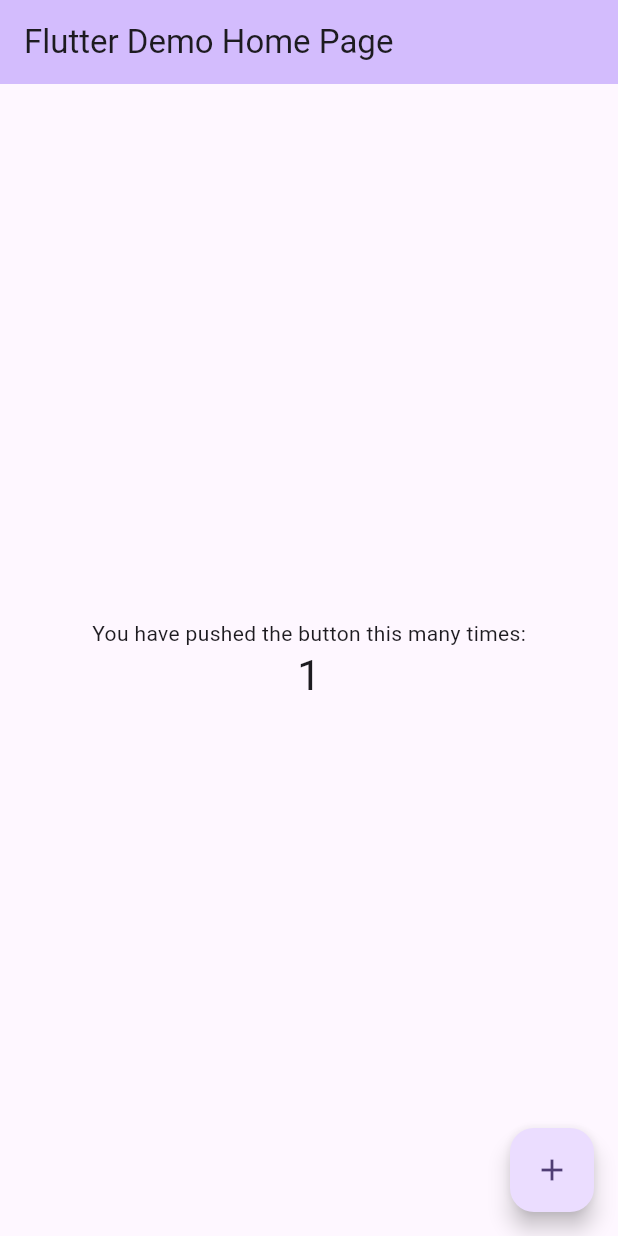
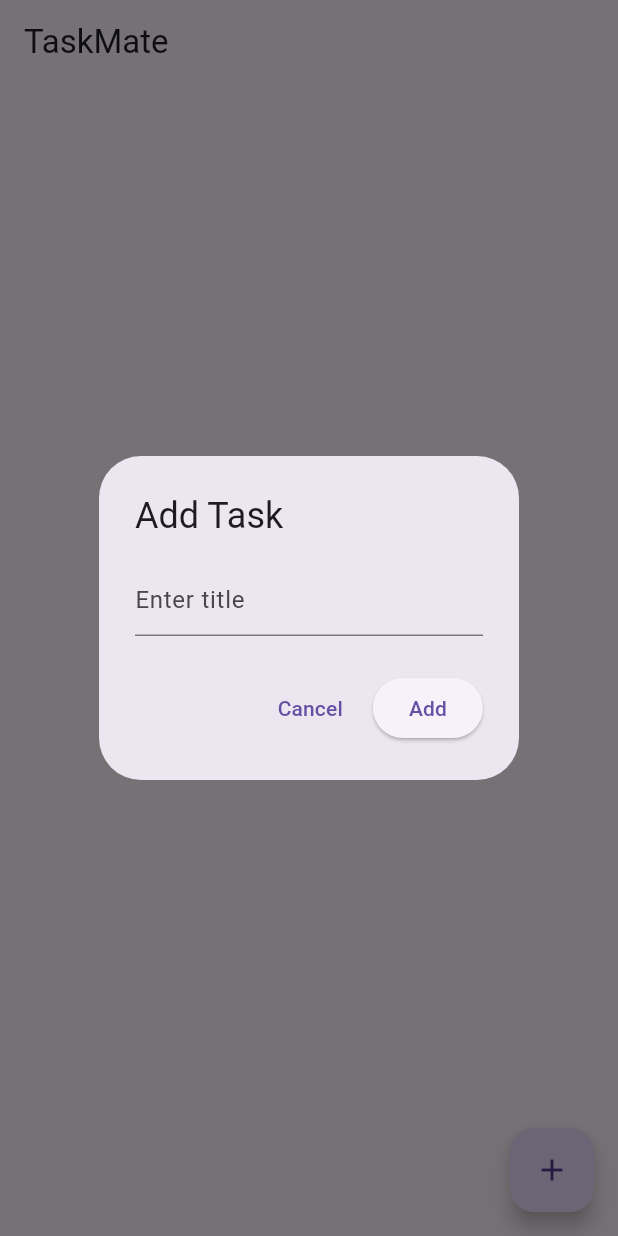
Before and after one commit to ArielChambaz/TaskMate, a Flutter app: the screen it shows after launch, after a tap on the "add" icon, on a phone screen of 412 x 824 dp. Run offline on Flutter 3.47's test engine with Material 3 defaults, Android fonts, the phone set to English and light mode, and no system bars.

Commit message:
(+) Add CRUD and task card

```diff
--- a/taskmate/lib/main.dart
+++ b/taskmate/lib/main.dart
@@ -1,122 +1,20 @@
 import 'package:flutter/material.dart';
+import 'screens/home_screen.dart';
 
 void main() {
-  runApp(const MyApp());
+  runApp(const TaskMate());
 }
 
-class MyApp extends StatelessWidget {
-  const MyApp({super.key});
+class TaskMate extends StatelessWidget {
+  const TaskMate({Key? key}) : super(key: key);
 
-  // This widget is the root of your application.
   @override
   Widget build(BuildContext context) {
     return MaterialApp(
-      title: 'Flutter Demo',
-      theme: ThemeData(
-        // This is the theme of your application.
-        //
-        // TRY THIS: Try running your application with "flutter run". You'll see
-        // the application has a purple toolbar. Then, without quitting the app,
-        // try changing the seedColor in the colorScheme below to Colors.green
-        // and then invoke "hot reload" (save your changes or press the "hot
-        // reload" button in a Flutter-supported IDE, or press "r" if you used
-        // the command line to start the app).
-        //
-        // Notice that the counter didn't reset back to zero; the application
-        // state is not lost during the reload. To reset the state, use hot
-        // restart instead.
-        //
-        // This works for code too, not just values: Most code changes can be
-        // tested with just a hot reload.
-        colorScheme: ColorScheme.fromSeed(seedColor: Colors.deepPurple),
-      ),
-      home: const MyHomePage(title: 'Flutter Demo Home Page'),
+      debugShowCheckedModeBanner: false,
+      title: 'TaskMate',
+      theme: ThemeData(primarySwatch: Colors.blue),
+      home: const HomeScreen(),
     );
   }
 }
-
-class MyHomePage extends StatefulWidget {
-  const MyHomePage({super.key, required this.title});
-
-  // This widget is the home page of your application. It is stateful, meaning
-  // that it has a State object (defined below) that contains fields that affect
-  // how it looks.
-
-  // This class is the configuration for the state. It holds the values (in this
-  // case the title) provided by the parent (in this case the App widget) and
-  // used by the build method of the State. Fields in a Widget subclass are
-  // always marked "final".
-
-  final String title;
-
-  @override
-  State<MyHomePage> createState() => _MyHomePageState();
-}
-
-class _MyHomePageState extends State<MyHomePage> {
-  int _counter = 0;
-
-  void _incrementCounter() {
-    setState(() {
-      // This call to setState tells the Flutter framework that something has
-      // changed in this State, which causes it to rerun the build method below
-      // so that the display can reflect the updated values. If we changed
-      // _counter without calling setState(), then the build method would not be
-      // called again, and so nothing would appear to happen.
-      _counter++;
-    });
-  }
-
-  @override
-  Widget build(BuildContext context) {
-    // This method is rerun every time setState is called, for instance as done
-    // by the _incrementCounter method above.
-    //
-    // The Flutter framework has been optimized to make rerunning build methods
-    // fast, so that you can just rebuild anything that needs updating rather
-    // than having to individually change instances of widgets.
-    return Scaffold(
-      appBar: AppBar(
-        // TRY THIS: Try changing the color here to a specific color (to
-        // Colors.amber, perhaps?) and trigger a hot reload to see the AppBar
-        // change color while the other colors stay the same.
-        backgroundColor: Theme.of(context).colorScheme.inversePrimary,
-        // Here we take the value from the MyHomePage object that was created by
-        // the App.build method, and use it to set our appbar title.
-        title: Text(widget.title),
-      ),
-      body: Center(
-        // Center is a layout widget. It takes a single child and positions it
-        // in the middle of the parent.
-        child: Column(
-          // Column is also a layout widget. It takes a list of children and
-          // arranges them vertically. By default, it sizes itself to fit its
-          // children horizontally, and tries to be as tall as its parent.
-          //
-          // Column has various properties to control how it sizes itself and
-          // how it positions its children. Here we use mainAxisAlignment to
-          // center the children vertically; the main axis here is the vertical
-          // axis because Columns are vertical (the cross axis would be
-          // horizontal).
-          //
-          // TRY THIS: Invoke "debug painting" (choose the "Toggle Debug Paint"
-          // action in the IDE, or press "p" in the console), to see the
-          // wireframe for each widget.
-          mainAxisAlignment: MainAxisAlignment.center,
-          children: <Widget>[
-            const Text('You have pushed the button this many times:'),
-            Text(
-              '$_counter',
-              style: Theme.of(context).textTheme.headlineMedium,
-            ),
-          ],
-        ),
-      ),
-      floatingActionButton: FloatingActionButton(
-        onPressed: _incrementCounter,
-        tooltip: 'Increment',
-        child: const Icon(Icons.add),
-      ), // This trailing comma makes auto-formatting nicer for build methods.
-    );
-  }
-}
--- /dev/null
+++ b/taskmate/lib/models/task.dart
@@ -0,0 +1,6 @@
+class Task {
+  String title;
+  bool isCompleted;
+
+  Task({required this.title, this.isCompleted = false});
+}
--- /dev/null
+++ b/taskmate/lib/screens/home_screen.dart
@@ -0,0 +1,117 @@
+import 'package:flutter/material.dart';
+import '../models/task.dart';
+import '../widgets/task_card.dart';
+
+class HomeScreen extends StatefulWidget {
+  const HomeScreen({Key? key}) : super(key: key);
+
+  @override
+  _HomeScreenState createState() => _HomeScreenState();
+}
+
+class _HomeScreenState extends State<HomeScreen> {
+  final List<Task> _tasks = [];
+
+  void _addTask(String title) {
+    setState(() {
+      _tasks.add(Task(title: title));
+    });
+  }
+
+  void _editTask(int index) {
+    final TextEditingController _controller =
+        TextEditingController(text: _tasks[index].title);
+
+    showDialog(
+      context: context,
+      builder: (context) => AlertDialog(
+        title: const Text("Edit Task"),
+        content: TextField(
+          controller: _controller,
+          decoration: const InputDecoration(hintText: "Enter title"),
+        ),
+        actions: [
+          TextButton(
+            onPressed: () => Navigator.pop(context),
+            child: const Text("Cancel"),
+          ),
+          ElevatedButton(
+            onPressed: () {
+              if (_controller.text.isNotEmpty) {
+                setState(() {
+                  _tasks[index].title = _controller.text;
+                });
+                Navigator.pop(context);
+              }
+            },
+            child: const Text("Save"),
+          ),
+        ],
+      ),
+    );
+  }
+
+  void _toggleTask(int index) {
+    setState(() {
+      _tasks[index].isCompleted = !_tasks[index].isCompleted;
+    });
+  }
+
+  void _deleteTask(int index) {
+    setState(() {
+      _tasks.removeAt(index);
+    });
+  }
+
+  void _showAddTaskDialog() {
+    final TextEditingController _controller = TextEditingController();
+
+    showDialog(
+      context: context,
+      builder: (context) => AlertDialog(
+        title: const Text("Add Task"),
+        content: TextField(
+          controller: _controller,
+          decoration: const InputDecoration(hintText: "Enter title"),
+        ),
+        actions: [
+          TextButton(
+            onPressed: () => Navigator.pop(context),
+            child: const Text("Cancel"),
+          ),
+          ElevatedButton(
+            onPressed: () {
+              if (_controller.text.isNotEmpty) {
+                _addTask(_controller.text);
+                Navigator.pop(context);
+              }
+            },
+            child: const Text("Add"),
+          ),
+        ],
+      ),
+    );
+  }
+
+  @override
+  Widget build(BuildContext context) {
+    return Scaffold(
+      appBar: AppBar(title: const Text("TaskMate")),
+      body: _tasks.isEmpty
+          ? const Center(child: Text("No tasks added"))
+          : ListView.builder(
+              itemCount: _tasks.length,
+              itemBuilder: (context, index) => TaskCard(
+                task: _tasks[index],
+                onDelete: () => _deleteTask(index),
+                onToggle: () => _toggleTask(index),
+                onEdit: () => _editTask(index),
+              ),
+            ),
+      floatingActionButton: FloatingActionButton(
+        onPressed: _showAddTaskDialog,
+        child: const Icon(Icons.add),
+      ),
+    );
+  }
+}
```
Also changed, not shown: taskmate/lib/widgets/task_card.dart (added, +43 -0 lines).
